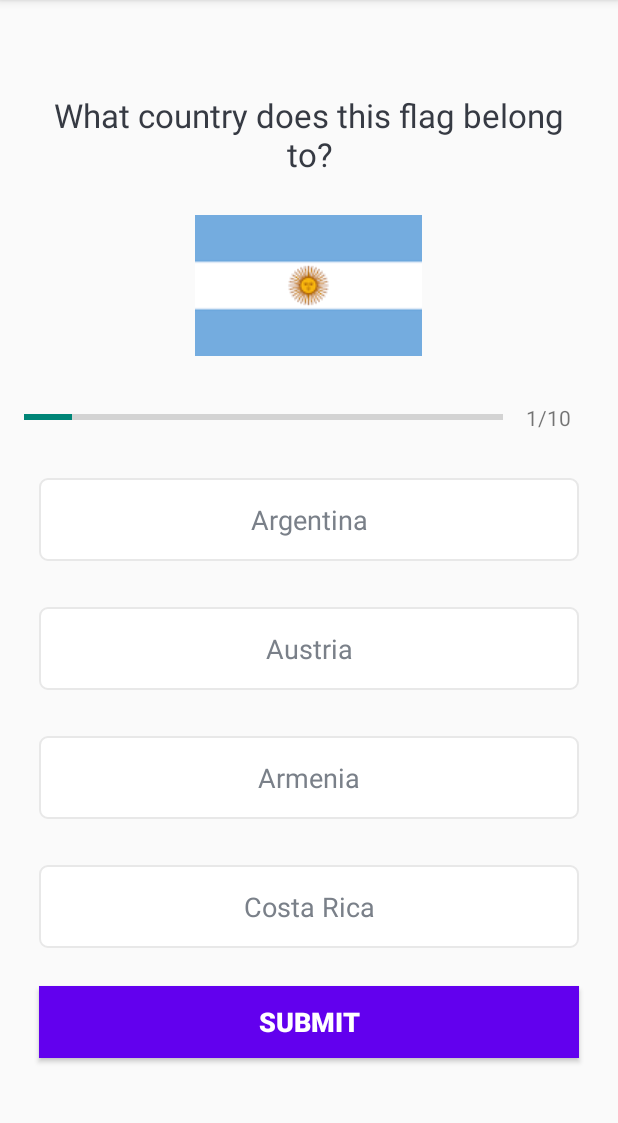
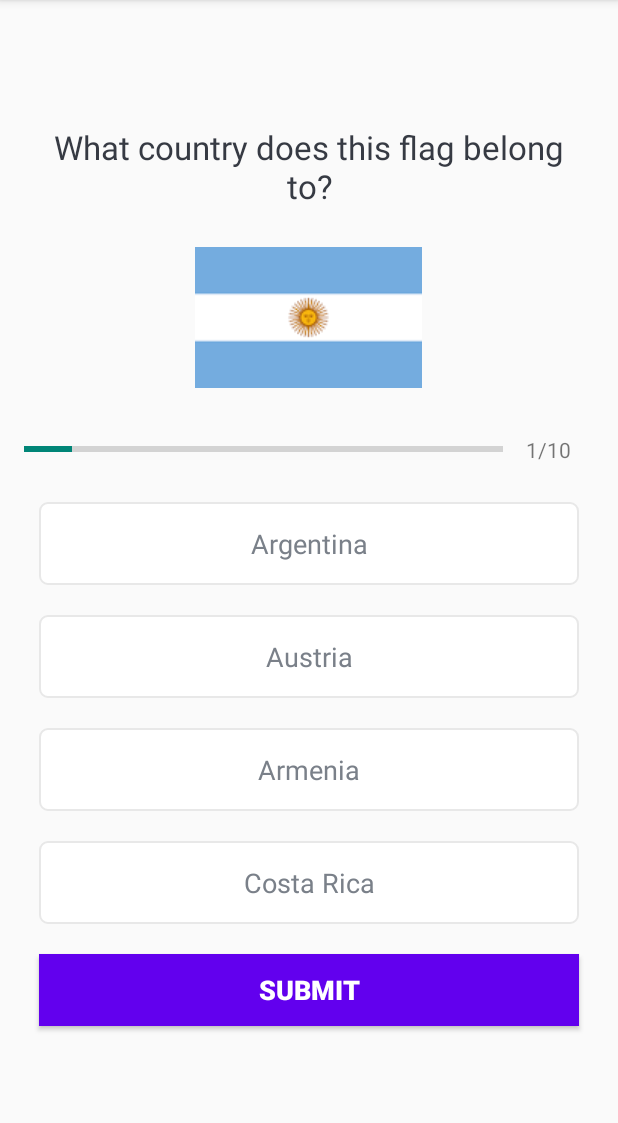
Before and after one commit to synerf/QuizApp, an Android app: the QuizQuestionsActivity screen opened directly, with no data from a screen before it, on a phone screen of 412 x 824 dp, the part 84-1207 px from its top. Run offline under Robolectric (Android 15) with nearby library versions, the phone set to English and light mode, and no system bars.

Commit message:
fixed margin between TextView(options)

```diff
--- a/app/src/main/res/layout/activity_quiz_questions.xml
+++ b/app/src/main/res/layout/activity_quiz_questions.xml
@@ -67,9 +67,9 @@
             android:layout_width="match_parent"
             android:layout_height="wrap_content"
             android:layout_marginStart="10dp"
-            android:layout_marginTop="15dp"
+            android:layout_marginTop="10dp"
             android:layout_marginEnd="10dp"
-            android:layout_marginBottom="15dp"
+            android:layout_marginBottom="10dp"
             android:background="@drawable/default_option_border"
             android:gravity="center"
             android:padding="15dp"
@@ -82,9 +82,9 @@
             android:layout_width="match_parent"
             android:layout_height="wrap_content"
             android:layout_marginStart="10dp"
-            android:layout_marginTop="15dp"
+            android:layout_marginTop="10dp"
             android:layout_marginEnd="10dp"
-            android:layout_marginBottom="15dp"
+            android:layout_marginBottom="10dp"
             android:background="@drawable/default_option_border"
             android:gravity="center"
             android:padding="15dp"
@@ -97,9 +97,9 @@
             android:layout_width="match_parent"
             android:layout_height="wrap_content"
             android:layout_marginStart="10dp"
-            android:layout_marginTop="15dp"
+            android:layout_marginTop="10dp"
             android:layout_marginEnd="10dp"
-            android:layout_marginBottom="15dp"
+            android:layout_marginBottom="10dp"
             android:background="@drawable/default_option_border"
             android:gravity="center"
             android:padding="15dp"
@@ -112,9 +112,9 @@
             android:layout_width="match_parent"
             android:layout_height="wrap_content"
             android:layout_marginStart="10dp"
-            android:layout_marginTop="15dp"
+            android:layout_marginTop="10dp"
             android:layout_marginEnd="10dp"
-            android:layout_marginBottom="15dp"
+            android:layout_marginBottom="10dp"
             android:background="@drawable/default_option_border"
             android:gravity="center"
             android:padding="15dp"
```
